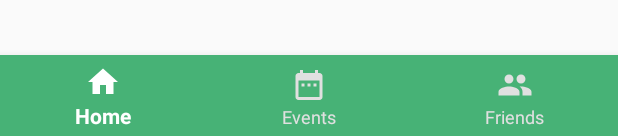
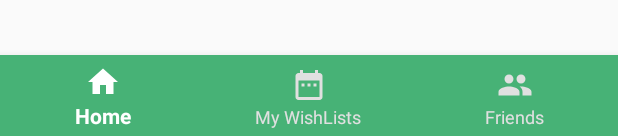
Before and after one commit to omar745/Get-Me, an Android app: the layout activity_main.xml on its own in the app's theme, with its tools: preview values and no code run, on a phone screen of 412 x 824 dp. Shown: the part 1097-1233 px from the top of the screen. Run offline under Robolectric (Android 15) with nearby library versions, the phone set to English and light mode, and no system bars.

Commit message:
Change Upcoming events to MyWishLists

```diff
--- a/app/src/main/java/com/mouris/mario/getme/ui/MainActivity.java
+++ b/app/src/main/java/com/mouris/mario/getme/ui/MainActivity.java
@@ -15,7 +15,7 @@ import com.mouris.mario.getme.data.repositories.GeneralRepository;
 import com.mouris.mario.getme.ui.adapters.MainFragmentsPagerAdapter;
 import com.mouris.mario.getme.ui.friends_fragment.FriendsFragment;
 import com.mouris.mario.getme.ui.home_fragment.HomeFragment;
-import com.mouris.mario.getme.ui.events_fragment.EventsFragment;
+import com.mouris.mario.getme.ui.my_wishlists_fragment.MyWishListsFragment;
 import com.mouris.mario.getme.ui.welcome_screens.FacebookLoginActivity;
 import com.mouris.mario.getme.ui.wishlist_editor_activity.WishListEditorActivity;
 
@@ -45,7 +45,7 @@ public class MainActivity extends AppCompatActivity {
         MainFragmentsPagerAdapter adapter =
                 new MainFragmentsPagerAdapter(getSupportFragmentManager());
         adapter.addFragment(new HomeFragment());
-        adapter.addFragment(new EventsFragment());
+        adapter.addFragment(new MyWishListsFragment());
         adapter.addFragment(new FriendsFragment());
 
         mViewPager.setAdapter(adapter);
@@ -73,7 +73,7 @@ public class MainActivity extends AppCompatActivity {
                         setTitle(R.string.home_title);
                         break;
                     case 1:
-                        setTitle(R.string.events_title);
+                        setTitle(R.string.my_wishlists_title);
                         break;
                     case 2:
                         setTitle(R.string.friends_title);
--- a/app/src/main/res/layout/fragment_upcoming_events.xml
+++ b/app/src/main/res/layout/fragment_my_wishlists.xml
@@ -3,7 +3,7 @@
     xmlns:tools="http://schemas.android.com/tools"
     android:layout_width="match_parent"
     android:layout_height="match_parent"
-    tools:context=".ui.events_fragment.EventsFragment">
+    tools:context=".ui.my_wishlists_fragment.MyWishListsFragment">
 
     <!-- TODO: Update blank fragment layout -->
     <TextView
--- a/app/src/main/res/menu/menu_bottom_navigation.xml
+++ b/app/src/main/res/menu/menu_bottom_navigation.xml
@@ -10,7 +10,7 @@
 
     <item
         android:id="@+id/action_birthdays"
-        android:title="@string/events_title"
+        android:title="@string/my_wishlists_title"
         android:icon="@drawable/ic_calendar"
         app:showAsAction="ifRoom"/>
 
--- a/app/src/main/res/values/strings.xml
+++ b/app/src/main/res/values/strings.xml
@@ -14,7 +14,7 @@
 
     <!--Bottom Navigation items & menu items-->
     <string name="home_title">Home</string>
-    <string name="events_title">Events</string>
+    <string name="my_wishlists_title">My WishLists</string>
     <string name="friends_title">Friends</string>
     <string name="logout">Logout</string>
     <string name="add_wishlist">Add WishList</string>
```
Also changed, not shown: app/src/main/java/com/mouris/mario/getme/ui/my_wishlists_fragment/MyWishListsFragment.java (renamed from app/src/main/java/com/mouris/mario/getme/ui/events_fragment/EventsFragment.java, +4 -4 lines).
